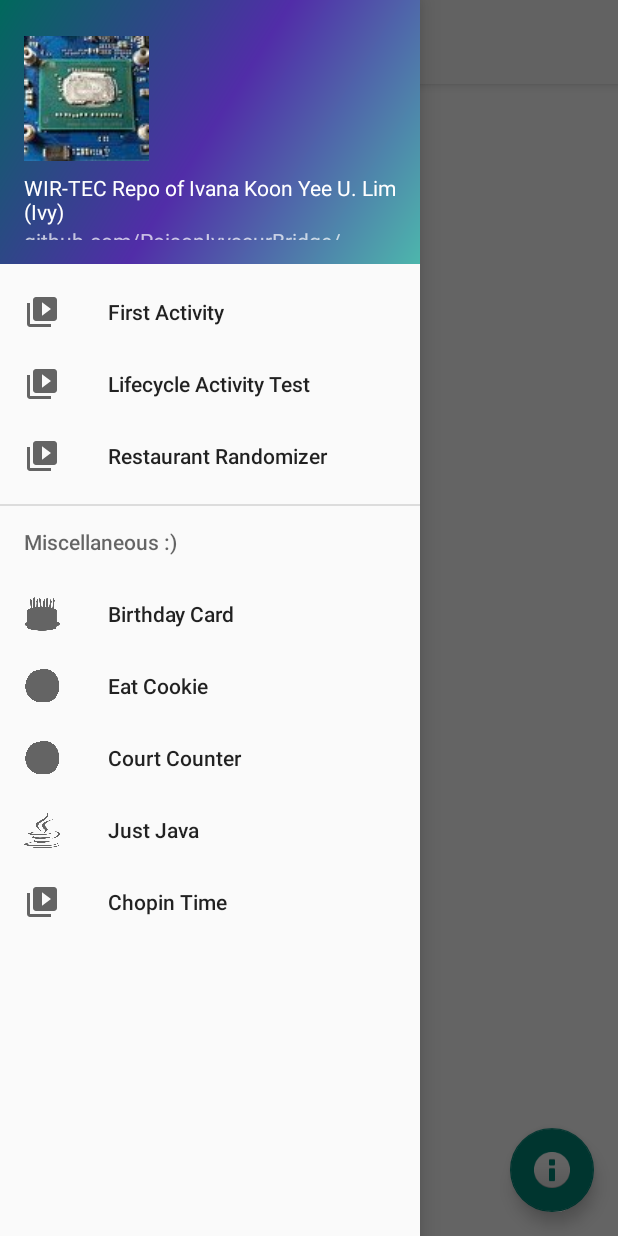
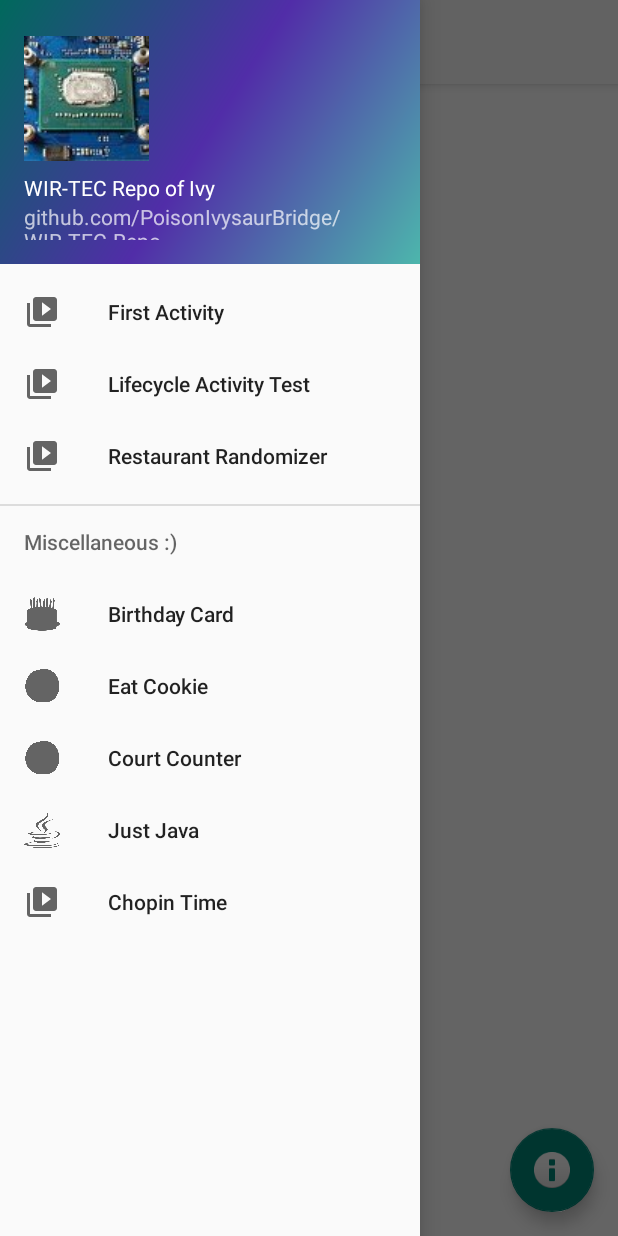
Before and after one commit to PoisonIvysaurBridge/WIRTECRepo, an Android app: the screen it shows after launch (MainActivity), with the side drawer open, on a phone screen of 412 x 824 dp. Run offline under Robolectric (Android 15) with nearby library versions, the phone set to English and light mode, and no system bars.

Commit message:
edited nav header

```diff
--- a/app/src/main/res/layout/nav_header_main.xml
+++ b/app/src/main/res/layout/nav_header_main.xml
@@ -23,7 +23,7 @@
         android:layout_width="match_parent"
         android:layout_height="wrap_content"
         android:paddingTop="@dimen/nav_header_vertical_spacing"
-        android:text="WIR-TEC Repo of Ivana Koon Yee U. Lim (Ivy)"
+        android:text="WIR-TEC Repo of Ivy"
         android:textAppearance="@style/TextAppearance.AppCompat.Body1" />
 
     <TextView
```
